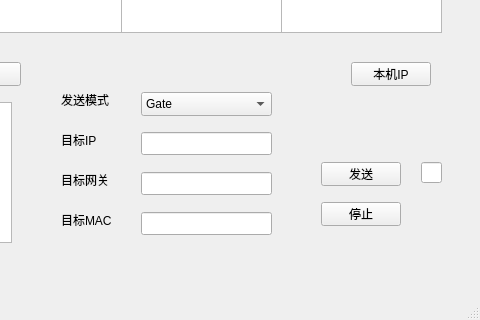
Qt form ArpWork/ArpWork.ui (StuBoo3i/ArpWork) before a commit; both pictures show x 279 to 759 and y 185 to 505 of the 759 by 505 pixel window.
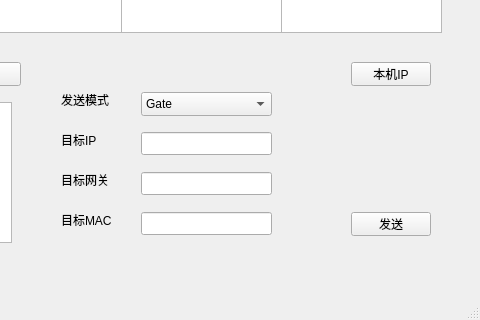
The same form after that commit.

Commit message: 添加QTimer

Patch:
```diff
--- a/ArpWork/ArpWork.ui
+++ b/ArpWork/ArpWork.ui
@@ -158,8 +158,8 @@
    <widget class="QPushButton" name="pushButton_3">
     <property name="geometry">
      <rect>
-      <x>600</x>
-      <y>330</y>
+      <x>630</x>
+      <y>380</y>
       <width>80</width>
       <height>24</height>
      </rect>
@@ -168,19 +168,6 @@
      <string>发送</string>
     </property>
    </widget>
-   <widget class="QPushButton" name="pushButton_4">
-    <property name="geometry">
-     <rect>
-      <x>600</x>
-      <y>370</y>
-      <width>80</width>
-      <height>24</height>
-     </rect>
-    </property>
-    <property name="text">
-     <string>停止</string>
-    </property>
-   </widget>
    <widget class="QComboBox" name="comboBox">
     <property name="geometry">
      <rect>
@@ -221,16 +208,6 @@
      </rect>
     </property>
    </widget>
-   <widget class="QLineEdit" name="lineEdit_4">
-    <property name="geometry">
-     <rect>
-      <x>700</x>
-      <y>330</y>
-      <width>21</width>
-      <height>21</height>
-     </rect>
-    </property>
-   </widget>
    <widget class="QLineEdit" name="lineEdit_5">
     <property name="geometry">
      <rect>
```
Left out of the diff: 32 changed lines with no effect on the pictures. The commit also changes 2 other files.
